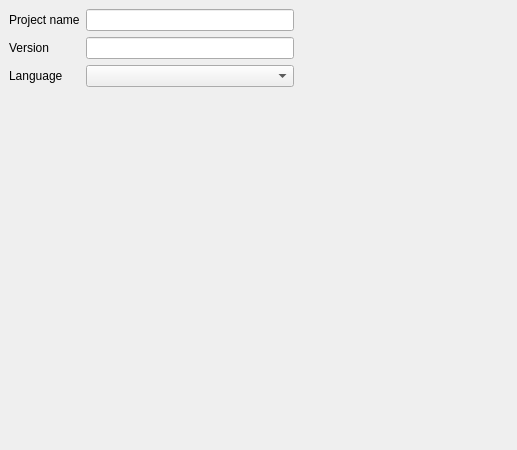
Qt form ui/PropertiesTab.ui (perfidia/afefuc) before a commit.
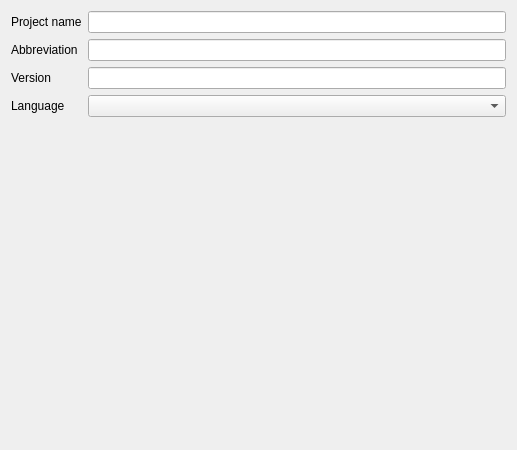
The same form after that commit.

```diff
--- a/ui/PropertiesTab.ui
+++ b/ui/PropertiesTab.ui
@@ -13,15 +13,8 @@
   <property name="windowTitle">
    <string>PropertiesTab</string>
   </property>
-  <widget class="QWidget" name="formLayoutWidget">
-   <property name="geometry">
-    <rect>
-     <x>9</x>
-     <y>9</y>
-     <width>285</width>
-     <height>98</height>
-    </rect>
-   </property>
+  <layout class="QVBoxLayout" name="verticalLayout">
+   <item>
    <layout class="QFormLayout" name="widget">
     <property name="fieldGrowthPolicy">
      <enum>QFormLayout::AllNonFixedFieldsGrow</enum>
@@ -37,27 +30,38 @@
      <widget class="QLineEdit" name="projectNameEdit"/>
     </item>
     <item row="1" column="0">
+      <widget class="QLabel" name="abbreviationLabel">
+       <property name="text">
+        <string>Abbreviation</string>
+       </property>
+      </widget>
+     </item>
+     <item row="1" column="1">
+      <widget class="QLineEdit" name="abbreviationEdit"/>
+     </item>
+     <item row="2" column="0">
      <widget class="QLabel" name="versionLabel">
       <property name="text">
        <string>Version</string>
       </property>
      </widget>
     </item>
-    <item row="1" column="1">
+     <item row="2" column="1">
      <widget class="QLineEdit" name="versionEdit"/>
     </item>
-    <item row="2" column="0">
+     <item row="3" column="0">
      <widget class="QLabel" name="languageLabel">
       <property name="text">
        <string>Language</string>
       </property>
      </widget>
     </item>
-    <item row="2" column="1">
+     <item row="3" column="1">
      <widget class="QComboBox" name="languageComboBox"/>
     </item>
    </layout>
-  </widget>
+   </item>
+  </layout>
  </widget>
  <resources/>
  <connections/>
```
Lines whose indentation alone changed are shown as unchanged.
